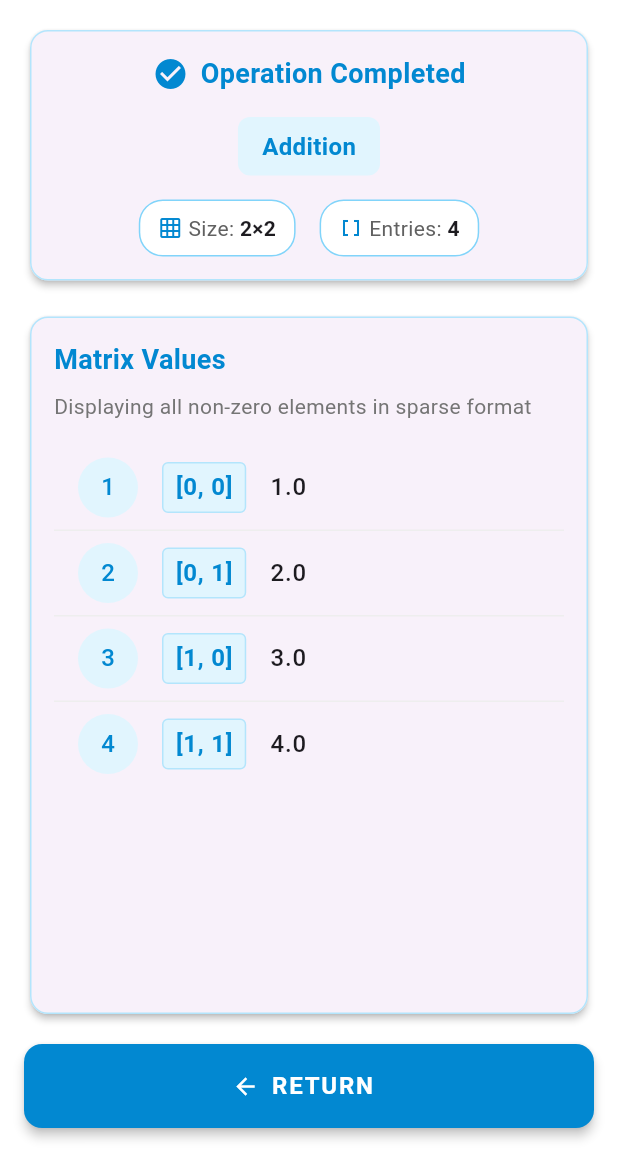
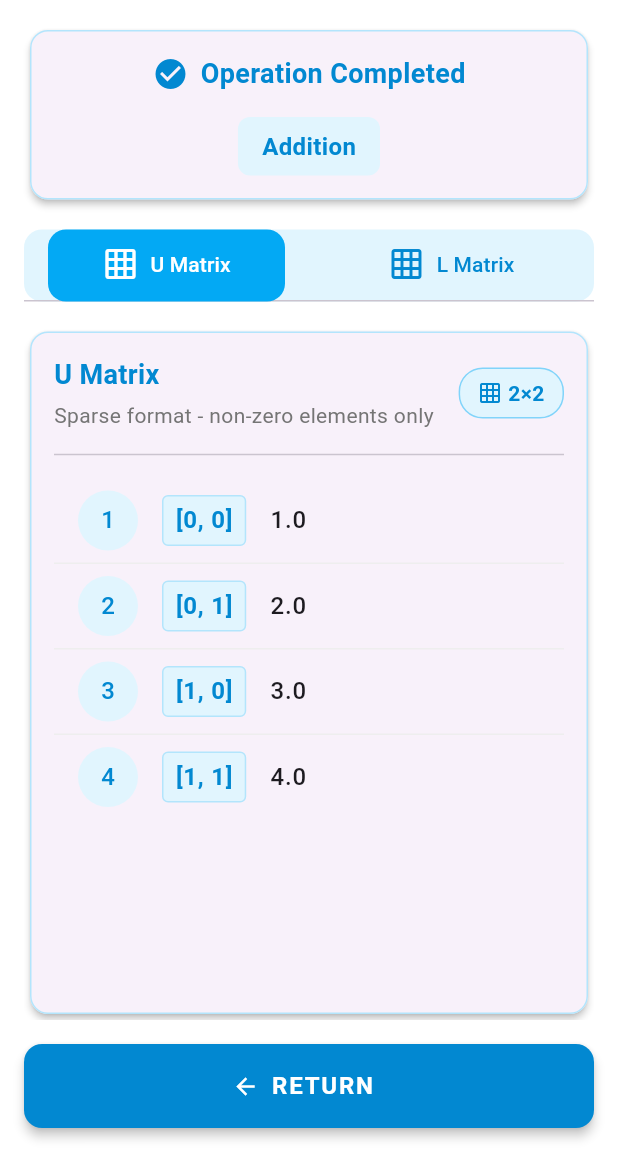
Before and after one commit to buildervortex/smoc, a Flutter app: the screen it shows after launch, on a phone screen of 412 x 824 dp, the part 84-1236 px from its top. Run offline on Flutter 3.47's test engine with Material 3 defaults, Android fonts, the phone set to English and light mode, and no system bars; our stand-ins replace bloc, equatable, flutter_bloc, flutter_svg, get_it.

Commit message:
add the double matrix output display page and beautify it

```diff
--- a/lib/main.dart
+++ b/lib/main.dart
@@ -4,6 +4,7 @@
 import 'package:smo/di/injection_container.dart';
 import 'package:smo/models/matrix_entry.dart';
 import 'package:smo/models/sparse_matrix.dart';
+import 'package:smo/presentation/pages/double_matrix_output_page.dart';
 import 'package:smo/presentation/pages/home_page.dart';
 import 'package:smo/presentation/pages/single_matrix_output_page.dart';
 
@@ -30,12 +31,31 @@
         useMaterial3: true,
       ),
       routes: {
-        '/': (context) =>  SingleMatrixOutputPage(matrix: SparseMatrix(rows: 2, columns: 2, entries: [
-          MatrixEntry(row: 0, column: 0, value: 1),
-          MatrixEntry(row: 0, column: 1, value: 2),
-          MatrixEntry(row: 1, column: 0, value: 3),
-          MatrixEntry(row: 1, column: 1, value: 4),
-        ]),operation: "Addition"),
+        '/': (context) => DoubleMatrixOutputPage(
+              matrix1: SparseMatrix(
+                rows: 2,
+                columns: 2,
+                entries: [
+                  MatrixEntry(row: 0, column: 0, value: 1),
+                  MatrixEntry(row: 0, column: 1, value: 2),
+                  MatrixEntry(row: 1, column: 0, value: 3),
+                  MatrixEntry(row: 1, column: 1, value: 4),
+                ],
+              ),
+              matrix2: SparseMatrix(
+                rows: 2,
+                columns: 2,
+                entries: [
+                  MatrixEntry(row: 0, column: 0, value: 1),
+                  MatrixEntry(row: 0, column: 1, value: 2),
+                  MatrixEntry(row: 1, column: 0, value: 3),
+                  MatrixEntry(row: 1, column: 1, value: 4),
+                ],
+              ),
+              title1: "U Matrix",
+              title2: "L Matrix",
+              operation: "Addition",
+            ),
       },
       initialRoute: '/',
     );
--- a/lib/presentation/pages/double_matrix_output_page.dart
+++ b/lib/presentation/pages/double_matrix_output_page.dart
@@ -0,0 +1,330 @@
+import 'package:flutter/material.dart';
+import 'package:smo/models/sparse_matrix.dart';
+
+class DoubleMatrixOutputPage extends StatelessWidget {
+  final SparseMatrix matrix1;
+  final SparseMatrix matrix2;
+  final String title1;
+  final String title2;
+  final String operation;
+
+  const DoubleMatrixOutputPage(
+      {required this.matrix1,
+      required this.matrix2,
+      required this.operation,
+      required this.title1,
+      required this.title2,
+      super.key});
+
+  @override
+  Widget build(BuildContext context) {
+    final lightBlue = Colors.lightBlue;
+
+    return Scaffold(
+      appBar: AppBar(
+        title: const Text('Operation Result'),
+        backgroundColor: lightBlue,
+        foregroundColor: Colors.white,
+        elevation: 0,
+        actions: [
+          IconButton(
+            icon: const Icon(Icons.home),
+            onPressed: () {
+              Navigator.of(context).popUntil((route) => route.isFirst);
+            },
+            tooltip: 'Return to home',
+          ),
+        ],
+      ),
+      backgroundColor: Colors.white,
+      body: SafeArea(
+        child: Padding(
+          padding: const EdgeInsets.all(16.0),
+          child: Column(
+            crossAxisAlignment: CrossAxisAlignment.stretch,
+            children: [
+              // Result header card
+              Card(
+                elevation: 2,
+                shape: RoundedRectangleBorder(
+                  borderRadius: BorderRadius.circular(12),
+                  side: BorderSide(color: lightBlue.shade100, width: 1),
+                ),
+                child: Padding(
+                  padding: const EdgeInsets.all(16.0),
+                  child: Column(
+                    children: [
+                      Row(
+                        mainAxisAlignment: MainAxisAlignment.center,
+                        children: [
+                          Icon(Icons.check_circle, color: lightBlue.shade700),
+                          const SizedBox(width: 8),
+                          Text(
+                            "Operation Completed",
+                            style: TextStyle(
+                              fontSize: 18,
+                              fontWeight: FontWeight.bold,
+                              color: lightBlue.shade700,
+                            ),
+                          ),
+                        ],
+                      ),
+                      const SizedBox(height: 16),
+                      Container(
+                        padding: const EdgeInsets.symmetric(
+                            vertical: 8, horizontal: 16),
+                        decoration: BoxDecoration(
+                          color: lightBlue.shade50,
+                          borderRadius: BorderRadius.circular(8),
+                        ),
+                        child: Text(
+                          operation,
+                          style: TextStyle(
+                            fontSize: 16,
+                            fontWeight: FontWeight.bold,
+                            color: lightBlue.shade700,
+                          ),
+                        ),
+                      ),
+                    ],
+                  ),
+                ),
+              ),
+
+              const SizedBox(height: 16),
+
+              // Matrices tabs
+              Expanded(
+                child: DefaultTabController(
+                  length: 2,
+                  child: Column(
+                    children: [
+                      Container(
+                        decoration: BoxDecoration(
+                          color: lightBlue.shade50,
+                          borderRadius: BorderRadius.circular(12),
+                        ),
+                        child: TabBar(
+                          indicator: BoxDecoration(
+                            borderRadius: BorderRadius.circular(12),
+                            color: lightBlue,
+                          ),
+                          labelColor: Colors.white,
+                          unselectedLabelColor: lightBlue.shade700,
+                          tabs: [
+                            Tab(
+                              child: Row(
+                                mainAxisAlignment: MainAxisAlignment.center,
+                                children: [
+                                  const Icon(Icons.grid_on),
+                                  const SizedBox(width: 8),
+                                  Text(title1),
+                                ],
+                              ),
+                            ),
+                            Tab(
+                              child: Row(
+                                mainAxisAlignment: MainAxisAlignment.center,
+                                children: [
+                                  const Icon(Icons.grid_on),
+                                  const SizedBox(width: 8),
+                                  Text(title2),
+                                ],
+                              ),
+                            ),
+                          ],
+                        ),
+                      ),
+                      const SizedBox(height: 16),
+                      Expanded(
+                        child: TabBarView(
+                          children: [
+                            // First matrix
+                            _buildMatrixCard(context, matrix1, title1),
+
+                            // Second matrix
+                            _buildMatrixCard(context, matrix2, title2),
+                          ],
+                        ),
+                      ),
+                    ],
+                  ),
+                ),
+              ),
+
+              const SizedBox(height: 16),
+
+              // Return button
+              SizedBox(
+                height: 56,
+                child: ElevatedButton.icon(
+                  onPressed: () {
+                    Navigator.pop(context);
+                  },
+                  icon: const Icon(Icons.arrow_back),
+                  label: const Text(
+                    'RETURN',
+                    style: TextStyle(
+                      fontSize: 16,
+                      fontWeight: FontWeight.bold,
+                      letterSpacing: 1.2,
+                    ),
+                  ),
+                  style: ElevatedButton.styleFrom(
+                    backgroundColor: lightBlue.shade700,
+                    foregroundColor: Colors.white,
+                    shape: RoundedRectangleBorder(
+                      borderRadius: BorderRadius.circular(12),
+                    ),
+                    elevation: 3,
+                  ),
+                ),
+              ),
+            ],
+          ),
+        ),
+      ),
+    );
+  }
+
+  Widget _buildMatrixCard(
+      BuildContext context, SparseMatrix matrix, String title) {
+    final lightBlue = Colors.lightBlue;
+
+    return Card(
+      elevation: 2,
+      shape: RoundedRectangleBorder(
+        borderRadius: BorderRadius.circular(12),
+        side: BorderSide(color: lightBlue.shade100, width: 1),
+      ),
+      child: Padding(
+        padding: const EdgeInsets.all(16.0),
+        child: Column(
+          crossAxisAlignment: CrossAxisAlignment.start,
+          children: [
+            Row(
+              mainAxisAlignment: MainAxisAlignment.spaceBetween,
+              children: [
+                Column(
+                  crossAxisAlignment: CrossAxisAlignment.start,
+                  children: [
+                    Text(
+                      title,
+                      style: TextStyle(
+                        fontSize: 18,
+                        fontWeight: FontWeight.bold,
+                        color: lightBlue.shade700,
+                      ),
+                    ),
+                    const SizedBox(height: 4),
+                    Text(
+                      "Sparse format - non-zero elements only",
+                      style: TextStyle(
+                        fontSize: 14,
+                        color: Colors.grey.shade600,
+                      ),
+                    ),
+                  ],
+                ),
+                Container(
+                  padding:
+                      const EdgeInsets.symmetric(horizontal: 12, vertical: 6),
+                  decoration: BoxDecoration(
+                    color: lightBlue.shade50,
+                    borderRadius: BorderRadius.circular(16),
+                    border: Border.all(color: lightBlue.shade200),
+                  ),
+                  child: Row(
+                    mainAxisSize: MainAxisSize.min,
+                    children: [
+                      Icon(Icons.grid_on, size: 16, color: lightBlue.shade700),
+                      const SizedBox(width: 4),
+                      Text(
+                        '${matrix.rows}×${matrix.columns}',
+                        style: TextStyle(
+                          fontSize: 14,
+                          fontWeight: FontWeight.bold,
+                          color: lightBlue.shade700,
+                        ),
+                      ),
+                    ],
+                  ),
+                ),
+              ],
+            ),
+            const SizedBox(height: 8),
+            const Divider(),
+            const SizedBox(height: 8),
+            Expanded(
+              child: matrix.entries.isEmpty
+                  ? Center(
+                      child: Column(
+                        mainAxisAlignment: MainAxisAlignment.center,
+                        children: [
+                          Icon(
+                            Icons.table_chart_outlined,
+                            size: 48,
+                            color: Colors.grey.shade400,
+                          ),
+                          const SizedBox(height: 16),
+                          Text(
+                            'No entries in this matrix',
+                            style: TextStyle(color: Colors.grey.shade600),
+                          ),
+                        ],
+                      ),
+                    )
+                  : ListView.separated(
+                      itemCount: matrix.entries.length,
+                      separatorBuilder: (context, index) => Divider(
+                        height: 1,
+                        color: Colors.grey.shade200,
+                      ),
+                      itemBuilder: (context, index) {
+                        final entry = matrix.entries[index];
+                        return ListTile(
+                          leading: CircleAvatar(
+                            backgroundColor: lightBlue.shade50,
+                            foregroundColor: lightBlue.shade700,
+                            child: Text('${index + 1}'),
+                          ),
+                          title: Row(
+                            children: [
+                              Container(
+                                padding: const EdgeInsets.symmetric(
+                                  horizontal: 8,
+                                  vertical: 4,
+                                ),
+                                decoration: BoxDecoration(
+                                  color: lightBlue.shade50,
+                                  borderRadius: BorderRadius.circular(4),
+                                  border: Border.all(color: lightBlue.shade100),
+                                ),
+                                child: Text(
+                                  '[${entry.row}, ${entry.column}]',
+                                  style: TextStyle(
+                                    fontWeight: FontWeight.bold,
+                                    color: lightBlue.shade700,
+                                  ),
+                                ),
+                              ),
+                              const SizedBox(width: 16),
+                              Text(
+                                '${entry.value}',
+                                style: const TextStyle(
+                                  fontSize: 16,
+                                  fontWeight: FontWeight.w500,
+                                ),
+                              ),
+                            ],
+                          ),
+                        );
+                      },
+                    ),
+            ),
+          ],
+        ),
+      ),
+    );
+  }
+}
```
